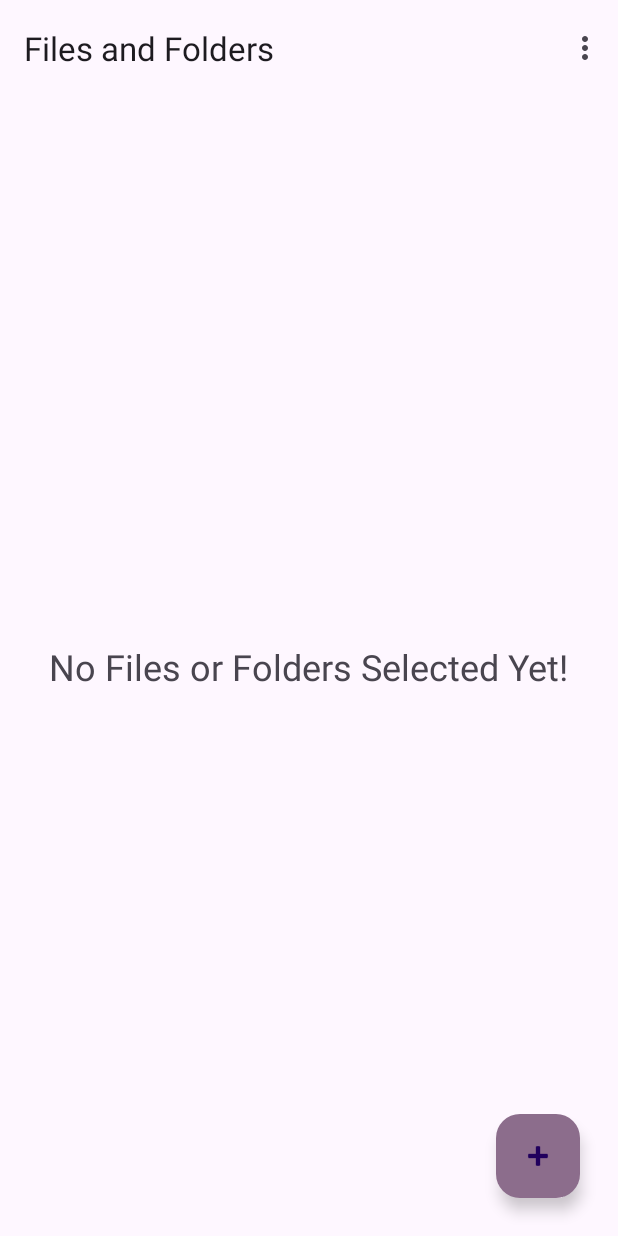
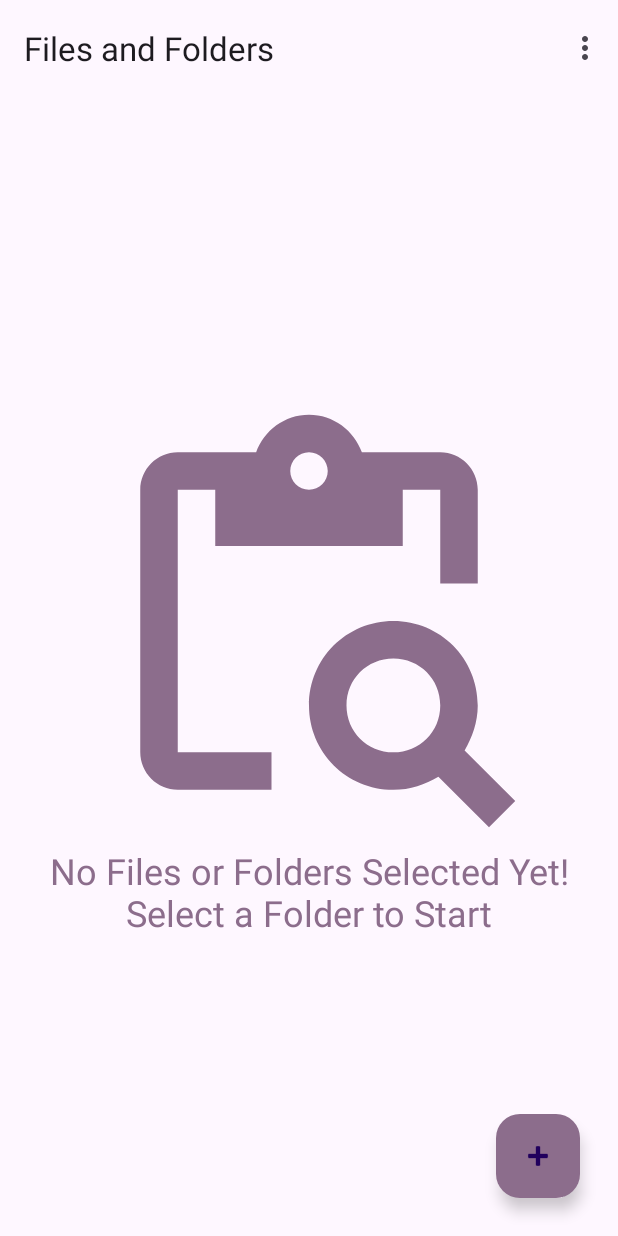
Before and after one commit to abdalmoniem/Android-Boot-Animation-Player, an Android app: the screen it shows after launch (MainActivity), on a phone screen of 412 x 824 dp. Run offline under Robolectric (Android 15) with nearby library versions, the phone set to English and light mode, and no system bars; our stand-ins replace navigation-ui; 1 statement that could not run was skipped.

Commit message:
no folder selected message updated
added info icon

Change-Id: I0b6c4056b0088fcae242704df2995747aa3b50b6
Signed-off-by: AbdAlMoniem AlHifnawy <hifnawy_moniem@hotmail.com>

```diff
--- a/app/src/main/java/com/hifnawy/bootanimationplayer/ui/fragments/FilesAndFoldersFragment.kt
+++ b/app/src/main/java/com/hifnawy/bootanimationplayer/ui/fragments/FilesAndFoldersFragment.kt
@@ -235,7 +235,7 @@ class FilesAndFoldersFragment : Fragment() {
 
             // populate RecyclerView with zipFiles data
             if (zipFiles.size > 0) {
-                binding!!.noFilesOrFoldersSelectedTextView.visibility = View.GONE
+                binding!!.noFilesOrFoldersSelectedView.visibility = View.GONE
                 binding!!.foldersRecyclerView.visibility = View.VISIBLE
                 binding!!.foldersRecyclerView.layoutManager = LinearLayoutManager(requireContext())
                 binding!!.foldersRecyclerView.adapter =
--- /dev/null
+++ b/app/src/main/res/drawable/baseline_content_paste_search.xml
@@ -0,0 +1,6 @@
+<vector android:height="24dp" android:tint="#FFFFFF"
+    android:viewportHeight="24" android:viewportWidth="24"
+    android:width="24dp" xmlns:android="http://schemas.android.com/apk/res/android">
+    <path android:fillColor="@android:color/white" android:pathData="M5,5h2v3h10V5h2v5h2V5c0,-1.1 -0.9,-2 -2,-2h-4.18C14.4,1.84 13.3,1 12,1S9.6,1.84 9.18,3H5C3.9,3 3,3.9 3,5v14c0,1.1 0.9,2 2,2h5v-2H5V5zM12,3c0.55,0 1,0.45 1,1s-0.45,1 -1,1s-1,-0.45 -1,-1S11.45,3 12,3z"/>
+    <path android:fillColor="@android:color/white" android:pathData="M20.3,18.9c0.4,-0.7 0.7,-1.5 0.7,-2.4c0,-2.5 -2,-4.5 -4.5,-4.5S12,14 12,16.5s2,4.5 4.5,4.5c0.9,0 1.7,-0.3 2.4,-0.7l2.7,2.7l1.4,-1.4L20.3,18.9zM16.5,19c-1.4,0 -2.5,-1.1 -2.5,-2.5c0,-1.4 1.1,-2.5 2.5,-2.5s2.5,1.1 2.5,2.5C19,17.9 17.9,19 16.5,19z"/>
+</vector>
--- a/app/src/main/res/layout/fragment_files_and_folders.xml
+++ b/app/src/main/res/layout/fragment_files_and_folders.xml
@@ -6,16 +6,32 @@
     android:layout_height="match_parent"
     tools:context=".ui.activities.MainActivity">
 
-    <TextView
-        android:id="@+id/no_files_or_folders_selected_text_view"
+    <LinearLayout
+        android:id="@+id/no_files_or_folders_selected_view"
         android:layout_width="wrap_content"
         android:layout_height="wrap_content"
-        android:text="No Files or Folders Selected Yet!"
-        android:textSize="24dp"
+        android:gravity="center"
+        android:orientation="vertical"
         app:layout_constraintBottom_toBottomOf="parent"
         app:layout_constraintEnd_toEndOf="parent"
         app:layout_constraintStart_toStartOf="parent"
-        app:layout_constraintTop_toTopOf="parent" />
+        app:layout_constraintTop_toTopOf="parent">
+
+        <ImageView
+            android:layout_width="300dp"
+            android:layout_height="300dp"
+            android:src="@drawable/baseline_content_paste_search"
+            app:tint="@color/material_dynamic_tertiary50" />
+
+        <TextView
+            android:id="@+id/asd"
+            android:layout_width="wrap_content"
+            android:layout_height="wrap_content"
+            android:text="No Files or Folders Selected Yet!\nSelect a Folder to Start"
+            android:textAlignment="center"
+            android:textColor="@color/material_dynamic_tertiary50"
+            android:textSize="24sp" />
+    </LinearLayout>
 
     <androidx.recyclerview.widget.RecyclerView
         android:id="@+id/folders_recycler_view"
@@ -28,6 +44,7 @@
         android:scrollbarStyle="outsideInset"
         android:scrollbarThumbVertical="@drawable/scrollbar_thumb"
         android:scrollbars="vertical"
+        android:visibility="gone"
         app:layout_constraintBottom_toBottomOf="parent"
         app:layout_constraintEnd_toEndOf="parent"
         app:layout_constraintStart_toStartOf="parent"
```
